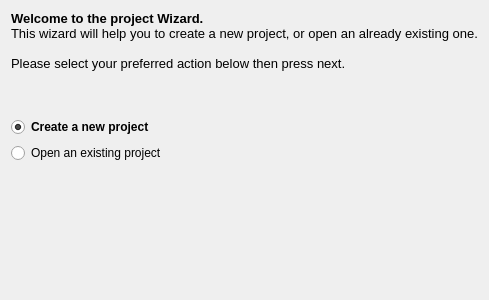
Above: src/GUI/wizard/ui/WelcomePage.ui from VLMC/vlmc before the change. Below: the same form after it.
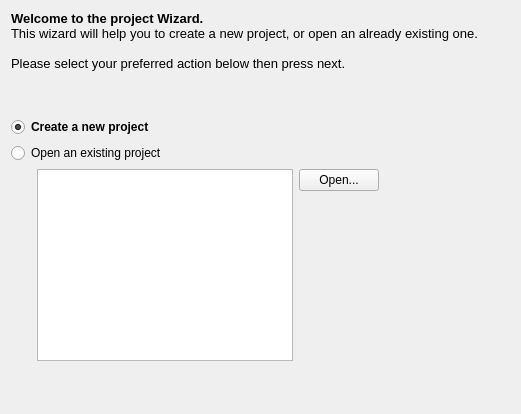
That is the form after the change.

Commit message: Wizard: add widgets to open existing projects

What changed in the file:
```diff
--- a/src/GUI/wizard/ui/WelcomePage.ui
+++ b/src/GUI/wizard/ui/WelcomePage.ui
@@ -6,15 +6,15 @@
    <rect>
     <x>0</x>
     <y>0</y>
-    <width>400</width>
-    <height>300</height>
+    <width>521</width>
+    <height>414</height>
    </rect>
   </property>
   <property name="windowTitle">
    <string>Form</string>
   </property>
   <layout class="QGridLayout" name="gridLayout">
-   <item row="0" column="0">
+   <item row="0" column="0" colspan="4">
     <widget class="QLabel" name="label">
      <property name="text">
       <string>&lt;!DOCTYPE HTML PUBLIC &quot;-//W3C//DTD HTML 4.0//EN&quot; &quot;http://www.w3.org/TR/REC-html40/strict.dtd&quot;&gt;
@@ -31,7 +31,7 @@
      </property>
     </widget>
    </item>
-   <item row="2" column="0">
+   <item row="2" column="0" colspan="4">
     <widget class="QRadioButton" name="createRadioButton">
      <property name="font">
       <font>
@@ -47,14 +47,14 @@
      </property>
     </widget>
    </item>
-   <item row="3" column="0">
+   <item row="3" column="0" colspan="4">
     <widget class="QRadioButton" name="openRadioButton">
      <property name="text">
       <string>Open an existing project</string>
      </property>
     </widget>
    </item>
-   <item row="4" column="0">
+   <item row="6" column="1">
     <spacer name="verticalSpacer">
      <property name="orientation">
       <enum>Qt::Vertical</enum>
@@ -67,7 +67,7 @@
      </property>
     </spacer>
    </item>
-   <item row="1" column="0">
+   <item row="1" column="1">
     <spacer name="verticalSpacer_2">
      <property name="orientation">
       <enum>Qt::Vertical</enum>
@@ -83,6 +83,65 @@
      </property>
     </spacer>
    </item>
+   <item row="4" column="1" rowspan="2">
+    <widget class="QListWidget" name="projectsListWidget">
+     <property name="sizePolicy">
+      <sizepolicy hsizetype="Maximum" vsizetype="Maximum">
+       <horstretch>0</horstretch>
+       <verstretch>0</verstretch>
+      </sizepolicy>
+     </property>
+    </widget>
+   </item>
+   <item row="4" column="2">
+    <widget class="QPushButton" name="openPushButton">
+     <property name="text">
+      <string>Open...</string>
+     </property>
+    </widget>
+   </item>
+   <item row="5" column="2">
+    <spacer name="verticalSpacer_3">
+     <property name="orientation">
+      <enum>Qt::Vertical</enum>
+     </property>
+     <property name="sizeHint" stdset="0">
+      <size>
+       <width>20</width>
+       <height>40</height>
+      </size>
+     </property>
+    </spacer>
+   </item>
+   <item row="4" column="3">
+    <spacer name="horizontalSpacer">
+     <property name="orientation">
+      <enum>Qt::Horizontal</enum>
+     </property>
+     <property name="sizeHint" stdset="0">
+      <size>
+       <width>40</width>
+       <height>20</height>
+      </size>
+     </property>
+    </spacer>
+   </item>
+   <item row="4" column="0">
+    <spacer name="horizontalSpacer_2">
+     <property name="orientation">
+      <enum>Qt::Horizontal</enum>
+     </property>
+     <property name="sizeType">
+      <enum>QSizePolicy::Maximum</enum>
+     </property>
+     <property name="sizeHint" stdset="0">
+      <size>
+       <width>20</width>
+       <height>20</height>
+      </size>
+     </property>
+    </spacer>
+   </item>
   </layout>
  </widget>
  <resources/>
```
The commit also changes 2 other files.
